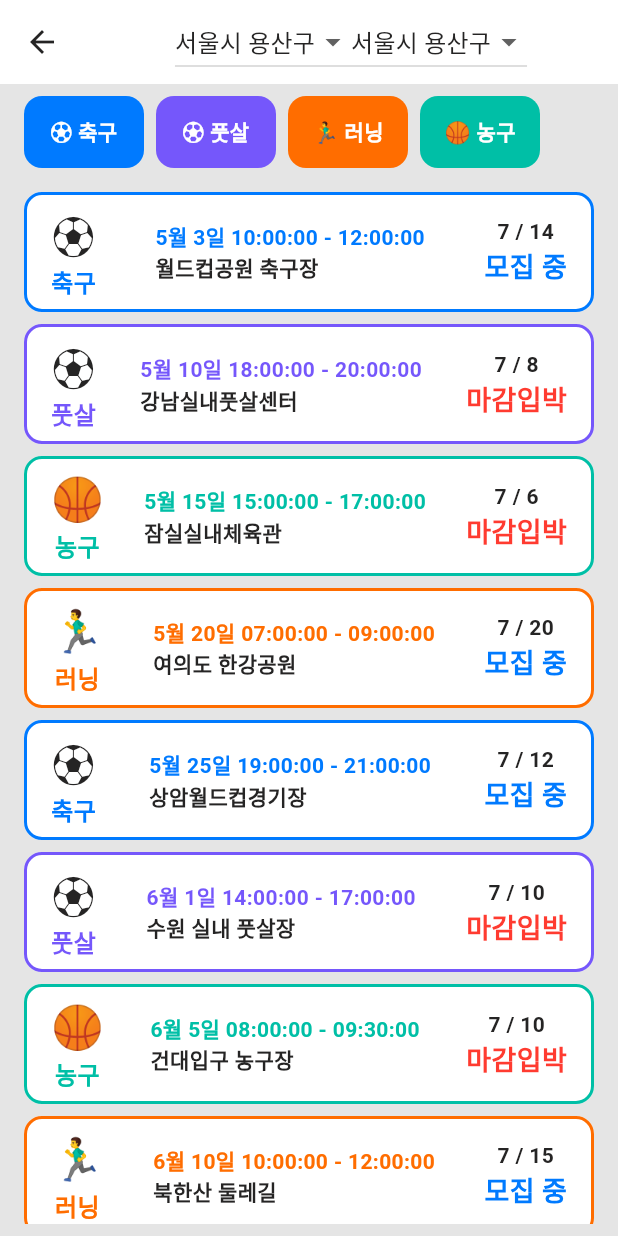
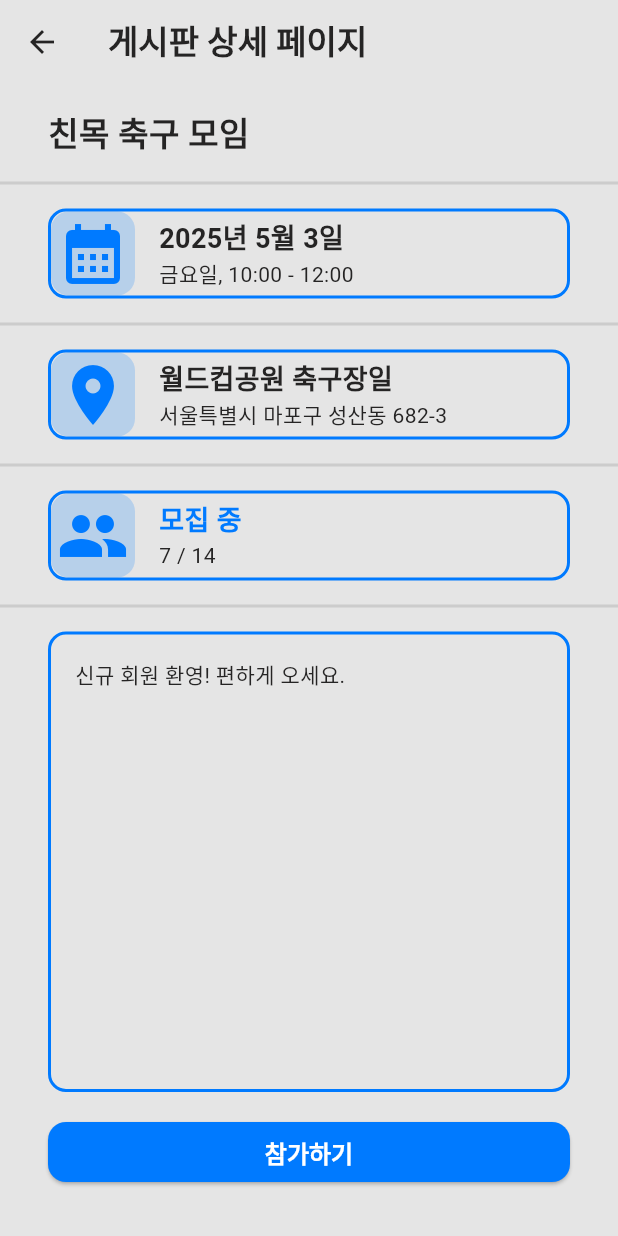
Before and after one commit to footgrammer/wanna_exercise_app, a Flutter app: the BoardPage screen opened directly, after a tap on "⚽️", on a phone screen of 412 x 824 dp. Run offline on Flutter 3.47's test engine with Material 3 defaults, Android fonts, the phone set to English and light mode, and no system bars; our stand-ins replace cloud_firestore, firebase_auth, firebase_core, firebase_storage, flutter_riverpod, geolocator and 1 more; missing offline and left inert: flutter_naver_map; accounts and stored records are empty.

Commit message:
feat : complete board detail page

```diff
--- /dev/null
+++ b/lib/pages/board/board_detail_page.dart
@@ -0,0 +1,251 @@
+import 'package:flutter/material.dart';
+import 'package:wanna_exercise_app/data/models/board.dart';
+import 'package:wanna_exercise_app/themes/light_theme.dart';
+
+class BoardDetailPage extends StatelessWidget {
+  Board board;
+  BoardDetailPage(this.board);
+  @override
+  Widget build(BuildContext context) {
+    const List<String> koreanWeekdays = [
+      '일요일',
+      '월요일',
+      '화요일',
+      '수요일',
+      '목요일',
+      '금요일',
+      '토요일',
+    ];
+
+    int participantsNumber = 7;
+    Color mainColor;
+    if (board.type == 'soccer') {
+      mainColor = primaryColor;
+    } else if (board.type == 'futsal') {
+      mainColor = accentColor3;
+    } else if (board.type == 'basketball') {
+      mainColor = accentColor2;
+    } else if (board.type == 'running') {
+      mainColor = accentColor1;
+    } else {
+      mainColor = primaryColor;
+    }
+
+    return Scaffold(
+      appBar: AppBar(
+        title: Text(
+          '게시판 상세 페이지',
+          style: TextStyle(fontSize: 22, fontWeight: FontWeight.bold),
+        ),
+      ),
+      body: Column(
+        crossAxisAlignment: CrossAxisAlignment.start,
+        children: [
+          // 게시글 제목 가져오기
+          getBoardTitle(),
+          // 게시글 날짜 가져오기
+          getBoardDate(mainColor, koreanWeekdays),
+          // 게시글 장소
+          getBoardLocation(mainColor),
+          // 참가인원
+          getBoardParticipants(mainColor, participantsNumber),
+          // 모집글 내용
+          getBoardContent(mainColor),
+          // 참가버튼
+          getBoardButton(),
+          SizedBox(height: 32),
+        ],
+      ),
+    );
+  }
+
+  Container getBoardButton() {
+    return Container(
+      padding: EdgeInsets.symmetric(horizontal: 32),
+      child: SizedBox(
+        width: double.infinity,
+        child: ElevatedButton(
+          onPressed: participateExercise,
+          child: Text('참가하기'),
+        ),
+      ),
+    );
+  }
+
+  Expanded getBoardContent(Color mainColor) {
+    return Expanded(
+      child: Container(
+        padding: EdgeInsets.only(left: 32, right: 32, top: 16, bottom: 16),
+        child: Container(
+          padding: EdgeInsets.all(16),
+          decoration: BoxDecoration(
+            border: Border.all(color: mainColor, width: 2.0),
+            borderRadius: BorderRadius.circular(12),
+          ),
+          width: double.infinity,
+          child: Text(board.content, style: TextStyle(fontSize: 14)),
+        ),
+      ),
+    );
+  }
+
+  Container getBoardParticipants(Color mainColor, int participantsNumber) {
+    return Container(
+      padding: EdgeInsets.symmetric(horizontal: 32, vertical: 16),
+      decoration: BoxDecoration(
+        border: Border(bottom: BorderSide(color: strokeColor, width: 2.0)),
+      ),
+      child: Container(
+        decoration: BoxDecoration(
+          border: Border.all(color: mainColor, width: 2.0),
+          borderRadius: BorderRadius.circular(12),
+        ),
+        width: double.infinity,
+        child: Row(
+          children: [
+            Container(
+              padding: EdgeInsets.all(4),
+              decoration: BoxDecoration(
+                color: mainColor.withValues(alpha: 0.2),
+                borderRadius: BorderRadius.circular(12),
+              ),
+              child: Icon(Icons.group, size: 48, color: mainColor),
+            ),
+            SizedBox(width: 16),
+            Column(
+              crossAxisAlignment: CrossAxisAlignment.start,
+              children: [
+                if ((board.number - participantsNumber) < 4)
+                  Text(
+                    '마감임박',
+                    style: TextStyle(
+                      fontSize: 18,
+                      fontWeight: FontWeight.bold,
+                      color: negativeColor,
+                    ),
+                  )
+                else
+                  Text(
+                    '모집 중',
+                    style: TextStyle(
+                      fontSize: 18,
+                      fontWeight: FontWeight.bold,
+                      color: primaryColor,
+                    ),
+                  ),
+                Text(
+                  '$participantsNumber / ${board.number}',
+                  style: TextStyle(fontSize: 14),
+                ),
+              ],
+            ),
+          ],
+        ),
+      ),
+    );
+  }
+
+  Container getBoardLocation(Color mainColor) {
+    return Container(
+      padding: EdgeInsets.symmetric(horizontal: 32, vertical: 16),
+      decoration: BoxDecoration(
+        border: Border(bottom: BorderSide(color: strokeColor, width: 2.0)),
+      ),
+      child: Container(
+        decoration: BoxDecoration(
+          border: Border.all(color: mainColor, width: 2.0),
+          borderRadius: BorderRadius.circular(12),
+        ),
+        width: double.infinity,
+        child: Row(
+          children: [
+            Container(
+              padding: EdgeInsets.all(4),
+              decoration: BoxDecoration(
+                color: mainColor.withValues(alpha: 0.2),
+                borderRadius: BorderRadius.circular(12),
+              ),
+              child: Icon(Icons.location_on, size: 48, color: mainColor),
+            ),
+            SizedBox(width: 16),
+            Column(
+              crossAxisAlignment: CrossAxisAlignment.start,
+              children: [
+                Text(
+                  '${board.location}일',
+                  style: TextStyle(fontSize: 18, fontWeight: FontWeight.bold),
+                ),
+                Text(
+                  '${board.locationAddress}',
+                  style: TextStyle(fontSize: 14),
+                ),
+              ],
+            ),
+          ],
+        ),
+      ),
+    );
+  }
+
+  Container getBoardDate(Color mainColor, List<String> koreanWeekdays) {
+    return Container(
+      padding: EdgeInsets.symmetric(horizontal: 32, vertical: 16),
+      decoration: BoxDecoration(
+        border: Border(bottom: BorderSide(color: strokeColor, width: 2.0)),
+      ),
+      child: Container(
+        decoration: BoxDecoration(
+          border: Border.all(color: mainColor, width: 2.0),
+          borderRadius: BorderRadius.circular(12),
+        ),
+        width: double.infinity,
+        child: Row(
+          children: [
+            Container(
+              padding: EdgeInsets.all(4),
+              decoration: BoxDecoration(
+                color: mainColor.withValues(alpha: 0.2),
+                borderRadius: BorderRadius.circular(12),
+              ),
+              child: Icon(Icons.calendar_month, size: 48, color: mainColor),
+            ),
+            SizedBox(width: 16),
+            Column(
+              crossAxisAlignment: CrossAxisAlignment.start,
+              children: [
+                Text(
+                  '${board.date.year}년 ${board.date.month}월 ${board.date.day}일',
+                  style: TextStyle(fontSize: 18, fontWeight: FontWeight.bold),
+                ),
+                Text(
+                  '${koreanWeekdays[board.date.weekday - 1]}, ${board.timeFrom}:00 - ${board.timeTo}:00',
+                  style: TextStyle(fontSize: 14),
+                ),
+              ],
+            ),
+          ],
+        ),
+      ),
+    );
+  }
+
+  Container getBoardTitle() {
+    return Container(
+      padding: EdgeInsets.symmetric(horizontal: 32, vertical: 16),
+      decoration: BoxDecoration(
+        border: Border(bottom: BorderSide(color: strokeColor, width: 2.0)),
+      ),
+      child: SizedBox(
+        width: double.infinity,
+        child: Text(
+          board.title,
+          style: TextStyle(fontSize: 22, fontWeight: FontWeight.bold),
+        ),
+      ),
+    );
+  }
+
+  void participateExercise() {
+    print('참가합니다.');
+  }
+}
--- a/lib/pages/board/board_page.dart
+++ b/lib/pages/board/board_page.dart
@@ -16,8 +16,8 @@ class _BoardPageState extends State<BoardPage> {
       title: '친목 축구 모임',
       content: '신규 회원 환영! 편하게 오세요.',
       date: DateTime.parse('2025-05-03'),
-      timeFrom: '10:00',
-      timeTo: '12:00',
+      timeFrom: '10',
+      timeTo: '12',
       location: '월드컵공원 축구장',
       locationAddress: '서울특별시 마포구 성산동 682-3',
       number: 14,
@@ -27,8 +27,8 @@ class _BoardPageState extends State<BoardPage> {
       title: '주말 풋살 데이',
       content: '풋살화만 챙겨오세요!',
       date: DateTime.parse('2025-05-10'),
-      timeFrom: '18:00',
-      timeTo: '20:00',
+      timeFrom: '18',
+      timeTo: '20',
       location: '강남실내풋살센터',
       locationAddress: '서울특별시 강남구 역삼동 712-14',
       number: 8,
@@ -38,8 +38,8 @@ class _BoardPageState extends State<BoardPage> {
       title: '농구 스크리밍',
       content: '3대3 농구 즐기실 분 모집합니다.',
       date: DateTime.parse('2025-05-15'),
-      timeFrom: '15:00',
-      timeTo: '17:00',
+      timeFrom: '15',
+      timeTo: '17',
       location: '잠실실내체육관',
       locationAddress: '서울특별시 송파구 올림픽로 25',
       number: 6,
@@ -49,8 +49,8 @@ class _BoardPageState extends State<BoardPage> {
       title: '한강 러닝 모임',
       content: '한강변 10km 러닝 같이 하실 분!',
       date: DateTime.parse('2025-05-20'),
-      timeFrom: '07:00',
-      timeTo: '09:00',
+      timeFrom: '07',
+      timeTo: '09',
       location: '여의도 한강공원',
       locationAddress: '서울특별시 영등포구 여의동로 330',
       number: 20,
@@ -60,8 +60,8 @@ class _BoardPageState extends State<BoardPage> {
       title: '저녁 축구 레슨',
       content: '초보자도 환영하는 축구 레슨.',
       date: DateTime.parse('2025-05-25'),
-      timeFrom: '19:00',
-      timeTo: '21:00',
+      timeFrom: '19',
+      timeTo: '21',
       location: '상암월드컵경기장',
       locationAddress: '서울특별시 마포구 성산동 255-10',
       number: 12,
@@ -71,8 +71,8 @@ class _BoardPageState extends State<BoardPage> {
       title: '친선 풋살 대회',
       content: '소규모 풋살 대회 참가자 모집.',
       date: DateTime.parse('2025-06-01'),
-      timeFrom: '14:00',
-      timeTo: '17:00',
+      timeFrom: '14',
+      timeTo: '17',
       location: '수원 실내 풋살장',
       locationAddress: '경기도 수원시 팔달구 고등동 987-5',
       number: 10,
@@ -93,8 +93,8 @@ class _BoardPageState extends State<BoardPage> {
       title: '산책 겸 러닝',
       content: '초급 러닝 및 산책 코스.',
       date: DateTime.parse('2025-06-10'),
-      timeFrom: '10:00',
-      timeTo: '12:00',
+      timeFrom: '10',
+      timeTo: '12',
       location: '북한산 둘레길',
       locationAddress: '서울특별시 강북구 우이동 산1-1',
       number: 15,
@@ -104,8 +104,8 @@ class _BoardPageState extends State<BoardPage> {
       title: '풋사커 혼합 경기',
       content: '축구와 풋살의 중간 형태 경기.',
       date: DateTime.parse('2025-06-15'),
-      timeFrom: '16:00',
-      timeTo: '18:00',
+      timeFrom: '16',
+      timeTo: '18',
       location: '인천 축구센터',
       locationAddress: '인천광역시 서구 석남동 1234',
       number: 16,
@@ -115,8 +115,8 @@ class _BoardPageState extends State<BoardPage> {
       title: '농구 3점슛 챌린지',
       content: '3점슛 고수 모여랏!',
       date: DateTime.parse('2025-06-20'),
-      timeFrom: '17:00',
-      timeTo: '19:00',
+      timeFrom: '17',
+      timeTo: '19',
       location: '천안유량실내체육관',
       locationAddress: '충청남도 천안시 동남구 유량동 456-2',
       number: 8,
@@ -133,32 +133,34 @@ class _BoardPageState extends State<BoardPage> {
   @override
   Widget build(BuildContext context) {
     return Scaffold(
-      appBar: AppBar(
-        centerTitle: true,
-        title: Row(
-          mainAxisAlignment: MainAxisAlignment.center,
-          children: [
-            DropdownButton(
-              value: _locationValue,
-              items: locations,
-              onChanged: (value) {
-                setState(() {
-                  _locationValue = value;
-                });
-              },
-            ),
-            DropdownButton(
-              value: _locationValue,
-              items: locations,
-              onChanged: (value) {
-                setState(() {
-                  _locationValue = value;
-                });
-              },
-            ),
-          ],
-        ),
-      ),
+      appBar: AppBar(),
+      // 장소 및 날짜 필터링
+      // appBar: AppBar(
+      //   centerTitle: true,
+      //   title: Row(
+      //     mainAxisAlignment: MainAxisAlignment.center,
+      //     children: [
+      //       DropdownButton(
+      //         value: _locationValue,
+      //         items: locations,
+      //         onChanged: (value) {
+      //           setState(() {
+      //             _locationValue = value;
+      //           });
+      //         },
+      //       ),
+      //       DropdownButton(
+      //         value: _locationValue,
+      //         items: locations,
+      //         onChanged: (value) {
+      //           setState(() {
+      //             _locationValue = value;
+      //           });
+      //         },
+      //       ),
+      //     ],
+      //   ),
+      // ),
       body: Padding(
         padding: const EdgeInsets.symmetric(vertical: 8.0, horizontal: 16),
         child: Column(
--- a/lib/pages/board/widgets/board_item.dart
+++ b/lib/pages/board/widgets/board_item.dart
@@ -1,5 +1,6 @@
 import 'package:flutter/material.dart';
 import 'package:wanna_exercise_app/data/models/board.dart';
+import 'package:wanna_exercise_app/pages/board/board_detail_page.dart';
 import 'package:wanna_exercise_app/themes/light_theme.dart';
 
 class BoardItem extends StatelessWidget {
@@ -21,7 +22,16 @@ class BoardItem extends StatelessWidget {
     int participantsNumber = 7;
 
     return GestureDetector(
-      onTap: () {},
+      onTap: () {
+        Navigator.push(
+          context,
+          MaterialPageRoute(
+            builder: (context) {
+              return BoardDetailPage(board);
+            },
+          ),
+        );
+      },
       child: Container(
         margin: EdgeInsets.only(bottom: 8),
         decoration: BoxDecoration(
--- a/lib/themes/light_theme.dart
+++ b/lib/themes/light_theme.dart
@@ -19,6 +19,9 @@ final ThemeData appTheme = ThemeData(
 
   // 기본 색상
   primaryColor: primaryColor,
+
+  // 앱바 배경색상
+  appBarTheme: AppBarTheme(backgroundColor: backgroundColor),
 
   // 입력 장식 테마
   inputDecorationTheme: InputDecorationTheme(
@@ -65,6 +68,8 @@ final ThemeData appTheme = ThemeData(
     style: ElevatedButton.styleFrom(
       backgroundColor: primaryColor,
       foregroundColor: Colors.white,
+      shape: RoundedRectangleBorder(borderRadius: BorderRadius.circular(12)),
+      textStyle: TextStyle(fontWeight: FontWeight.bold, fontSize: 16),
     ),
   ),
   iconTheme: IconThemeData(color: primaryColor),
```
